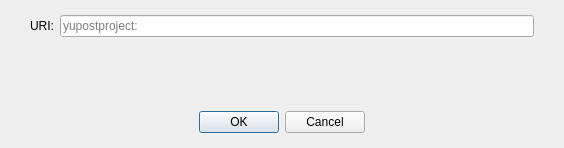
Qt form src/qt/forms/openuridialog.ui (YuPostX/YuPost) before a commit.
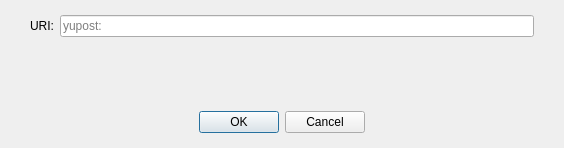
The same form after that commit. Custom widgets are drawn as their Qt base class.

What changed in the file:
```diff
--- a/src/qt/forms/openuridialog.ui
+++ b/src/qt/forms/openuridialog.ui
@@ -44,7 +44,7 @@
      <item>
       <widget class="QValidatedLineEdit" name="uriEdit">
        <property name="placeholderText">
-        <string notr="true">yupostproject:</string>
+        <string notr="true">yupost:</string>
        </property>
       </widget>
      </item>
```
Left out of the diff: 2 changed lines with no effect on the pictures.
